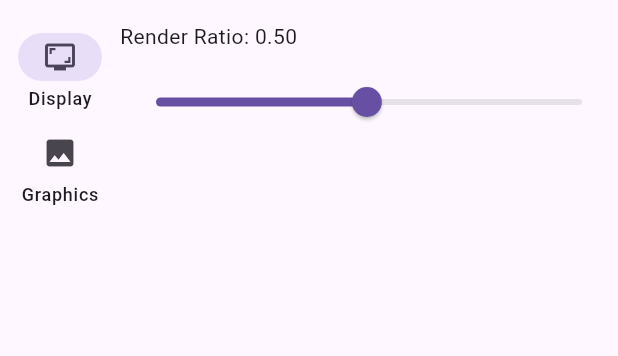
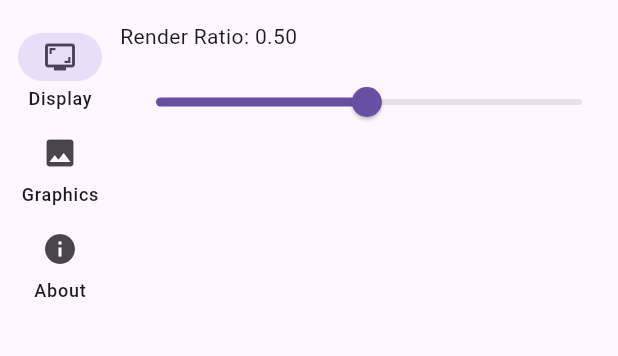
Before and after one commit to smit-ai/flutter_mc, a Flutter app: the SettingPage screen opened directly, on a phone screen of 412 x 824 dp, the part 63-419 px from its top. Run offline on Flutter 3.47's test engine with Material 3 defaults, Android fonts, the phone set to English and light mode, and no system bars; missing offline and left inert: flutter_gpu, statsfl; statements that could not run were skipped.

Commit message:
add about

```diff
--- a/lib/setting.dart
+++ b/lib/setting.dart
@@ -1,4 +1,5 @@
 import 'package:flutter/material.dart';
+import 'package:flutter_gpu_demo/about.dart';
 import 'package:flutter_gpu_demo/config.dart';
 import 'package:flutter_gpu_demo/gpu/utils.dart';
 
@@ -23,7 +24,11 @@ class _SettingPageState extends State<SettingPage>
     super.dispose();
   }
 
-  final _pages = <Widget>[DisplaySetting(), GraphicsSetting()];
+  final _pages = <Widget>[
+    DisplaySetting(),
+    GraphicsSetting(),
+    About()
+  ];
 
   @override
   Widget build(BuildContext context) {
@@ -47,6 +52,10 @@ class _SettingPageState extends State<SettingPage>
               NavigationRailDestination(
                 icon: Icon(Icons.photo),
                 label: Text("Graphics"),
+              ),
+              NavigationRailDestination(
+                icon: Icon(Icons.info),
+                label: Text("About"),
               ),
             ],
           ),
```
Also changed, not shown: lib/about.dart (added, +20 -0 lines).
